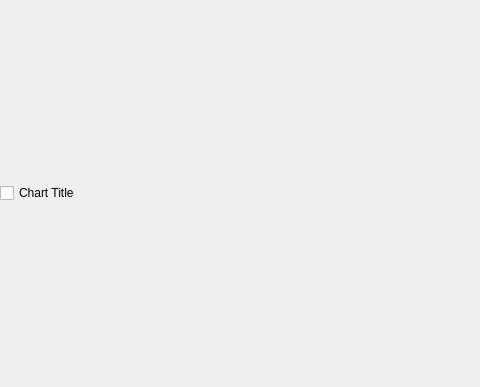
Old version of the form stacer/Pages/Resources/history_chart.ui in the repository oguzhaninan/Stacer; both pictures show x 0 to 480 and y 0 to 387 of the 930 by 387 pixel window.
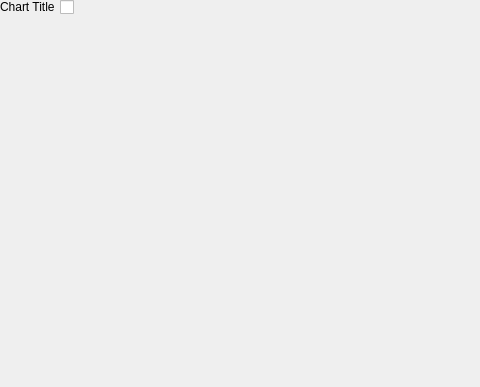
New version of the form.

Commit message: history chart style changed and processes column full width

```diff
--- a/stacer/Pages/Resources/history_chart.ui
+++ b/stacer/Pages/Resources/history_chart.ui
@@ -29,20 +29,51 @@
    <property name="bottomMargin">
     <number>0</number>
    </property>
-   <item alignment="Qt::AlignLeft">
-    <widget class="QCheckBox" name="historyTitle">
+   <item alignment="Qt::AlignLeft|Qt::AlignTop">
+    <widget class="QFrame" name="horizontalFrame">
+     <layout class="QHBoxLayout" name="horizontalLayout" stretch="0,0">
+      <property name="spacing">
+       <number>5</number>
+      </property>
+      <property name="leftMargin">
+       <number>0</number>
+      </property>
+      <property name="topMargin">
+       <number>0</number>
+      </property>
+      <property name="rightMargin">
+       <number>0</number>
+      </property>
+      <property name="bottomMargin">
+       <number>0</number>
+      </property>
+      <item alignment="Qt::AlignLeft|Qt::AlignVCenter">
+       <widget class="QLabel" name="historyTitleLbl">
+        <property name="text">
+         <string>Chart Title</string>
+        </property>
+       </widget>
+      </item>
+      <item alignment="Qt::AlignLeft|Qt::AlignVCenter">
+       <widget class="QCheckBox" name="historyTitleCheck">
      <property name="cursor">
       <cursorShape>PointingHandCursor</cursorShape>
      </property>
      <property name="focusPolicy">
       <enum>Qt::NoFocus</enum>
      </property>
+        <property name="layoutDirection">
+         <enum>Qt::LeftToRight</enum>
+        </property>
      <property name="styleSheet">
       <string notr="true"/>
      </property>
      <property name="text">
-      <string notr="true">Chart Title</string>
-     </property>
+         <string notr="true"/>
+        </property>
+       </widget>
+      </item>
+     </layout>
     </widget>
    </item>
   </layout>
```
Lines whose indentation alone changed are shown as unchanged. The commit also changes 32 other files.
